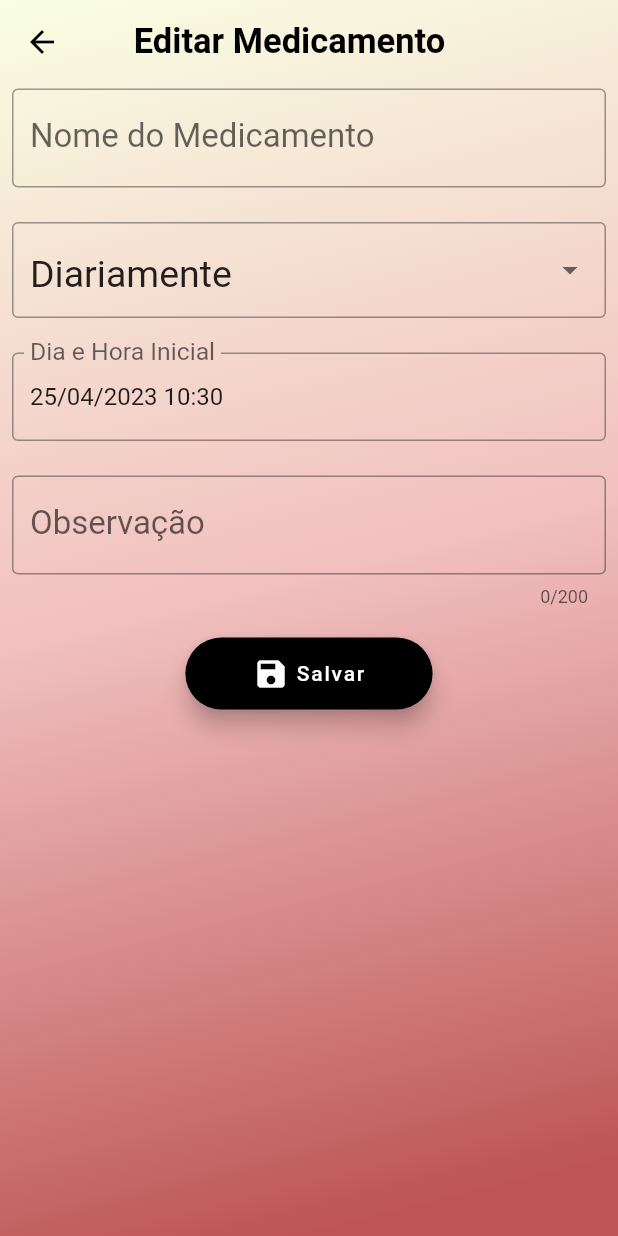
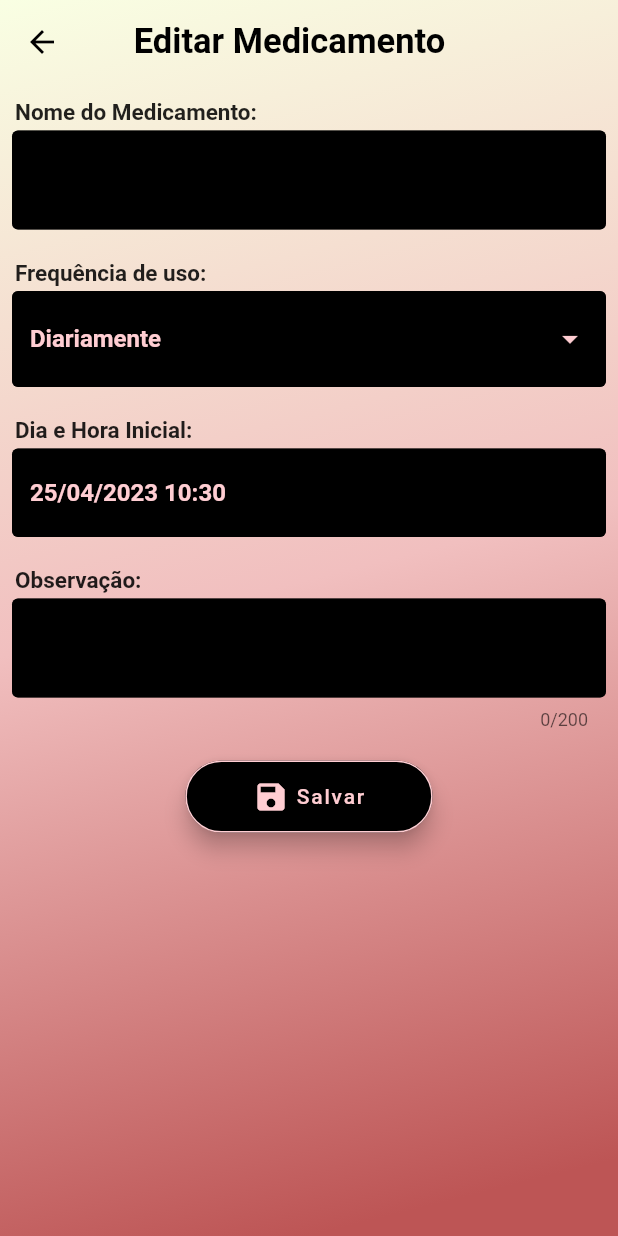
Before and after one commit to Patrickalvares/app_medicine_scheduler, a Flutter app: the EditMedicine screen opened directly with empty values, on a phone screen of 412 x 824 dp. Run offline on Flutter 3.47's test engine with Material 2 defaults, Android fonts, the phone set to English and light mode, and no system bars; our stand-ins replace flutter_bloc, flutter_local_notifications, flutter_time_picker_spinner, google_fonts, sqflite, table_calendar; accounts and stored records are empty.

Commit message:
edit medicine screen decoration

```diff
--- a/lib/components/selected_day_medicines.dart
+++ b/lib/components/selected_day_medicines.dart
@@ -140,7 +140,8 @@ class _SelectedDayMedicinesState extends State<SelectedDayMedicines> {
                               decoration: BoxDecoration(
                                   color: const Color.fromARGB(255, 0, 0, 0),
                                   border: Border.all(
-                                    color: Colors.red.shade300,
+                                    color: const Color.fromARGB(
+                                        255, 245, 150, 159),
                                   ),
                                   borderRadius: BorderRadius.circular(8)),
                               child: Padding(
--- a/lib/pages/edit_medicine_page.dart
+++ b/lib/pages/edit_medicine_page.dart
@@ -68,14 +68,44 @@ class _NewMedicineState extends State<EditMedicine> {
       context: context,
       initialDate: DateTime.now(),
       firstDate: DateTime.now(),
-        lastDate: DateTime(2999));
+      lastDate: DateTime(2999),
+      builder: (BuildContext context, Widget? child) {
+        return Theme(
+          data: ThemeData.dark().copyWith(
+            colorScheme: ColorScheme.dark(
+              primary: Colors.red.shade100,
+              onPrimary: Colors.black,
+              surface: Colors.black,
+              onSurface: Colors.red.shade100,
+            ),
+            dialogBackgroundColor: Colors.black,
+          ),
+          child: child!,
+        );
+      },
+    );
     if (date == null) {
       return;
     }
     TimeOfDay? time = await showTimePicker(
       context: context,
       initialTime: const TimeOfDay(hour: 18, minute: 0),
-        initialEntryMode: TimePickerEntryMode.input);
+      initialEntryMode: TimePickerEntryMode.input,
+      builder: (BuildContext context, Widget? child) {
+        return Theme(
+          data: ThemeData.dark().copyWith(
+            colorScheme: ColorScheme.dark(
+              primary: Colors.red.shade100,
+              onPrimary: Colors.black,
+              surface: Colors.black,
+              onSurface: Colors.red.shade100,
+            ),
+            dialogBackgroundColor: Colors.black,
+          ),
+          child: child!,
+        );
+      },
+    );
     if (time == null) {
       return;
     }
@@ -124,6 +154,17 @@ class _NewMedicineState extends State<EditMedicine> {
             child: Column(
               crossAxisAlignment: CrossAxisAlignment.start,
               children: [
+                const Padding(
+                  padding: EdgeInsets.only(
+                    left: 10.0,
+                    right: 8,
+                    top: 10,
+                  ),
+                  child: Text(
+                    'Nome do Medicamento:',
+                    style: TextStyle(fontWeight: FontWeight.bold, fontSize: 15),
+                  ),
+                ),
                 Padding(
                   padding: const EdgeInsets.only(
                       left: 8.0, right: 8, top: 3, bottom: 20),
@@ -136,21 +177,42 @@ class _NewMedicineState extends State<EditMedicine> {
                         return null;
                       }
                     },
-                    decoration: const InputDecoration(
+                    decoration: InputDecoration(
                       counterText: "",
-                        label: Text('Nome do Medicamento'),
-                        border: OutlineInputBorder()),
+                      fillColor: Colors.black,
+                      filled: true,
+                      border: const OutlineInputBorder(),
+                      focusedBorder: OutlineInputBorder(
+                        borderSide:
+                            BorderSide(color: Theme.of(context).primaryColor),
+                      ),
+                    ),
                     controller: _medicineName,
-                    style: const TextStyle(fontSize: 22),
+                    style: TextStyle(fontSize: 22, color: Colors.red.shade100),
                   ),
+                ),
+                const Padding(
+                  padding: EdgeInsets.only(
+                    left: 10.0,
+                    right: 8,
+                  ),
+                  child: Text('Frequência de uso:',
+                      style:
+                          TextStyle(fontWeight: FontWeight.bold, fontSize: 15)),
                 ),
                 Padding(
                   padding: const EdgeInsets.only(
                       left: 8.0, right: 8, top: 3, bottom: 20),
                   child: DropdownButtonFormField<String>(
                     decoration: InputDecoration(
+                      fillColor: Colors.black,
+                      filled: true,
                       border: OutlineInputBorder(
-                          borderRadius: BorderRadius.circular(4)),
+                        borderRadius: BorderRadius.circular(4),
+                        borderSide: BorderSide(
+                          color: Colors.transparent,
+                        ),
+                      ),
                     ),
                     validator: (value) {
                       if (value == null || value.isEmpty) {
@@ -162,16 +224,41 @@ class _NewMedicineState extends State<EditMedicine> {
                       '  Qual a frequência de uso?',
                       style: TextStyle(fontSize: 22),
                     ),
-                    items: dropDownItems.map(buildMenuItem).toList(),
+                    items: dropDownItems
+                        .map((item) => DropdownMenuItem<String>(
+                              value: item,
+                              child: Text(
+                                item,
+                                style: TextStyle(
+                                  color: Colors.red.shade100,
+                                  fontWeight: FontWeight.bold,
+                                ),
+                              ),
+                            ))
+                        .toList(),
                     onChanged: ((value) =>
                         setState(() => _recurrenceTypevalue = value)),
                     value: _recurrenceTypevalue,
                     isExpanded: true,
+                    dropdownColor: Colors.black,
+                    iconEnabledColor: Colors.red.shade100,
                   ),
                 ),
                 Visibility(
                   visible: (_recurrenceTypevalue == 'A cada __ dias'),
-                  child: Padding(
+                  child: Column(
+                    crossAxisAlignment: CrossAxisAlignment.start,
+                    children: [
+                      Padding(
+                        padding: EdgeInsets.only(
+                          left: 10.0,
+                          right: 8,
+                        ),
+                        child: Text('Quantos dias:',
+                            style: TextStyle(
+                                fontWeight: FontWeight.bold, fontSize: 15)),
+                      ),
+                      Padding(
                         padding: const EdgeInsets.only(
                             left: 8.0, right: 8, top: 3, bottom: 20),
                         child: TextFormField(
@@ -184,11 +271,15 @@ class _NewMedicineState extends State<EditMedicine> {
                           },
                           keyboardType: TextInputType.phone,
                           decoration: const InputDecoration(
-                          label: Text('Quantos dias:'),
+                              fillColor: Colors.black,
+                              filled: true,
                               border: OutlineInputBorder()),
                           controller: _periodicMedicineDays,
-                      style: const TextStyle(fontSize: 22),
+                          style: TextStyle(
+                              fontSize: 22, color: Colors.red.shade100),
                         ),
+                      ),
+                    ],
                   ),
                 ),
                 Visibility(
@@ -204,6 +295,15 @@ class _NewMedicineState extends State<EditMedicine> {
                       },
                     )),
                 Padding(
+                  padding: EdgeInsets.only(
+                    left: 10.0,
+                    right: 8,
+                  ),
+                  child: Text('Dia e Hora Inicial:',
+                      style:
+                          TextStyle(fontWeight: FontWeight.bold, fontSize: 15)),
+                ),
+                Padding(
                   padding: const EdgeInsets.only(
                       left: 8.0, right: 8, top: 3, bottom: 20),
                   child: TextFormField(
@@ -212,13 +312,20 @@ class _NewMedicineState extends State<EditMedicine> {
                     cursorHeight: 34,
                     readOnly: true,
                     decoration: const InputDecoration(
-                        label: Text(
-                          'Dia e Hora Inicial',
-                          style: TextStyle(fontSize: 22),
-                        ),
+                        fillColor: Colors.black,
+                        filled: true,
                         border: OutlineInputBorder()),
                     controller: _initialDate,
+                    style: TextStyle(
+                        color: Colors.red.shade100,
+                        fontWeight: FontWeight.bold),
                   ),
+                ),
+                Padding(
+                  padding: EdgeInsets.only(left: 10.0, right: 8),
+                  child: Text('Observação:',
+                      style:
+                          TextStyle(fontWeight: FontWeight.bold, fontSize: 15)),
                 ),
                 Padding(
                   padding: const EdgeInsets.only(
@@ -226,14 +333,18 @@ class _NewMedicineState extends State<EditMedicine> {
                   child: TextFormField(
                     maxLength: 200,
                     decoration: const InputDecoration(
-                        label: Text('Observação'),
+                        fillColor: Colors.black,
+                        filled: true,
                         border: OutlineInputBorder()),
                     controller: _medicineObservation,
-                    style: const TextStyle(fontSize: 22),
+                    style: TextStyle(fontSize: 22, color: Colors.red.shade100),
                   ),
                 ),
                 Center(
                   child: FloatingActionButton.extended(
+                    shape: RoundedRectangleBorder(
+                        borderRadius: BorderRadius.circular(36),
+                        side: BorderSide(color: Colors.red.shade100)),
                     backgroundColor: Colors.black,
                     onPressed: () {
                       if (_formkey.currentState!.validate()) {
@@ -307,12 +418,13 @@ class _NewMedicineState extends State<EditMedicine> {
                     label: Padding(
                       padding: const EdgeInsets.only(left: 25, right: 25),
                       child: Row(
-                        children: const [
+                        children: [
                           Icon(
                             Icons.save,
-                            color: Colors.white,
+                            color: Colors.red.shade100,
                           ),
-                          Text(' Salvar'),
+                          Text(' Salvar',
+                              style: TextStyle(color: Colors.red.shade100)),
                         ],
                       ),
                     ),
--- a/lib/pages/medicine_manager_page.dart
+++ b/lib/pages/medicine_manager_page.dart
@@ -184,12 +184,12 @@ class _MedicinesManagerPageState extends State<MedicinesManagerPage>
                                         ),
                                         IconButton(
                                           icon: AnimatedSwitcher(
-                                            duration:
-                                                Duration(milliseconds: 2000),
+                                            duration: const Duration(
+                                                milliseconds: 2000),
                                             child: Icon(
                                               Icons.edit_note_rounded,
                                               color: Colors.red.shade100,
-                                              key: ValueKey(
+                                              key: const ValueKey(
                                                 'edit_icon',
                                               ),
                                             ),
```
Also changed, not shown: lib/components/calendar.dart (+18 -2 lines), lib/pages/new_medicine.dart (+53 -51 lines). Lines whose indentation alone changed are shown as unchanged.
